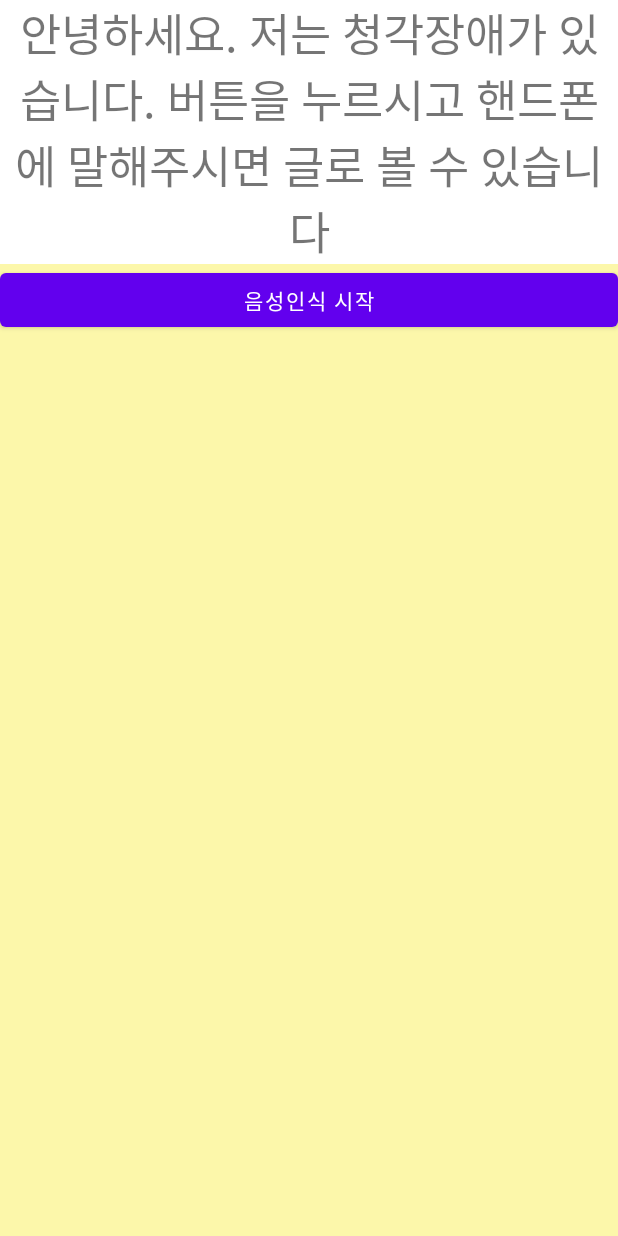
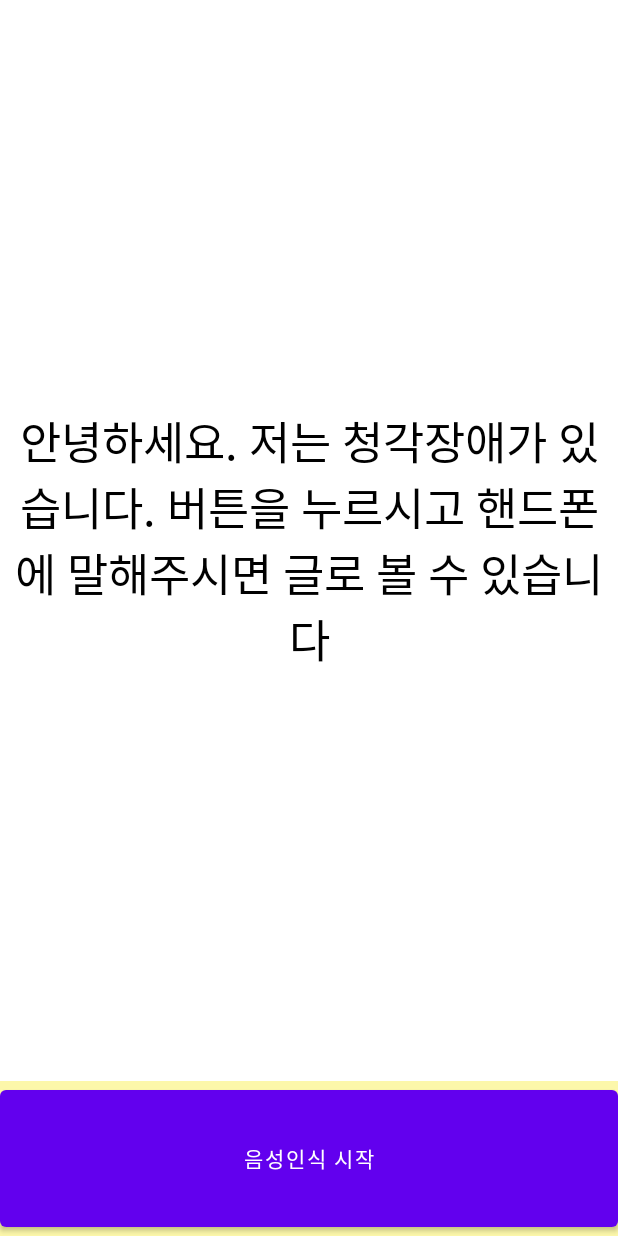
Before and after one commit to Hwang-Jongwon/CatchSound, an Android app: the SttActivity screen opened directly, with no data from a screen before it, on a phone screen of 412 x 824 dp. Run offline under Robolectric (Android 15) with nearby library versions, the phone set to English and light mode, and no system bars.

Commit message:
tts/stt (2)

```diff
--- a/app/src/main/AndroidManifest.xml
+++ b/app/src/main/AndroidManifest.xml
@@ -4,7 +4,9 @@
 
     <uses-permission android:name="android.permission.INTERNET" />
     <uses-permission android:name="android.permission.RECORD_AUDIO"/>
-
+    <queries>
+        <package android:name="com.google.android.googlequicksearchbox"/>
+    </queries>
     <application
         android:usesCleartextTraffic="true"
         android:allowBackup="true"
--- a/app/src/main/java/com/example/catchsound/SttActivity.java
+++ b/app/src/main/java/com/example/catchsound/SttActivity.java
@@ -25,7 +25,7 @@ public class SttActivity extends AppCompatActivity {
     Button sttBtn; TextView textView;
     final int PERMISSION = 1;
 
-    @RequiresApi(api = Build.VERSION_CODES.FROYO)
+
     @Override
     protected void onCreate(Bundle savedInstanceState) {
         super.onCreate(savedInstanceState);
--- a/app/src/main/res/layout/activity_stt.xml
+++ b/app/src/main/res/layout/activity_stt.xml
@@ -11,16 +11,20 @@
     <TextView
         android:id="@+id/sttResult"
         android:layout_width="match_parent"
-        android:layout_height="wrap_content"
-        android:textSize="30dp"
+        android:layout_height="0dp"
+        android:layout_weight="7"
+        android:background="@color/white"
         android:gravity="center"
-        android:background="@color/white"
-        android:text="안녕하세요. 저는 청각장애가 있습니다. 버튼을 누르시고 핸드폰에 말해주시면 글로 볼 수 있습니다" />
+        android:text="안녕하세요. 저는 청각장애가 있습니다. 버튼을 누르시고 핸드폰에 말해주시면 글로 볼 수 있습니다"
+        android:textColor="@color/black"
+        android:textSize="30dp" />
 
     <Button
         android:id="@+id/sttStart"
         android:layout_width="match_parent"
-        android:layout_height="wrap_content"
+        android:layout_height="0dp"
+        android:layout_weight="1"
         android:text="음성인식 시작" />
 
+
 </LinearLayout>
```
